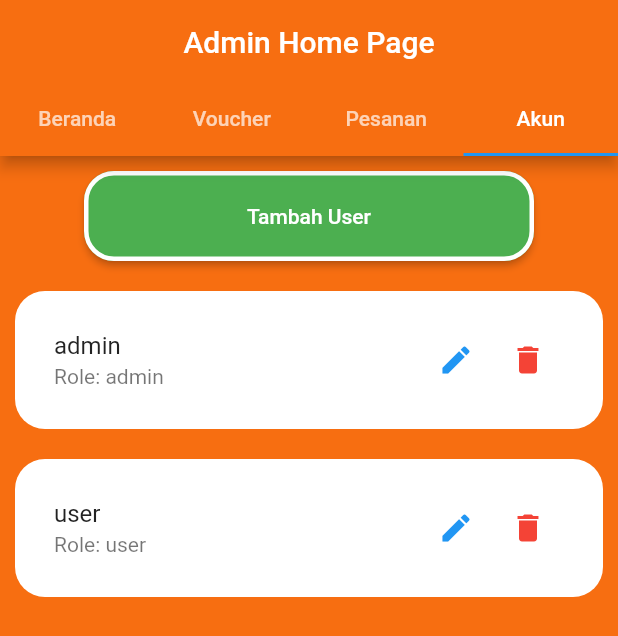
After one commit to rendiwithi/holland_app, a Flutter app: the HomePageAdmin screen opened directly, tab 4 chosen, after a tap on "Tambah User", on a phone screen of 412 x 824 dp. The commit adds this screen. Shown: the top 636 px of the screen. Run offline on Flutter 3.47's test engine with Material 2 defaults, Android fonts, the phone set to English and light mode, and no system bars; our stand-ins replace carousel_slider, flutter_bloc.

Commit message:
admin ui

```diff
--- /dev/null
+++ b/lib/screen/admin/beranda_page.dart
@@ -0,0 +1,106 @@
+import 'package:flutter/material.dart';
+import 'package:holland/data/variableModel.dart';
+import 'package:holland/screen/admin/banner_page.dart';
+
+class BerandaPage extends StatefulWidget {
+  const BerandaPage({Key? key}) : super(key: key);
+
+  @override
+  State<BerandaPage> createState() => _BerandaPageState();
+}
+
+class _BerandaPageState extends State<BerandaPage> {
+  @override
+  Widget build(BuildContext context) {
+    return SingleChildScrollView(
+      child: Column(
+        mainAxisAlignment: MainAxisAlignment.start,
+        children: [
+          Center(
+            child: Padding(
+              padding: const EdgeInsets.all(10.0),
+              child: ElevatedButton(
+                onPressed: () {
+                  Navigator.push(
+                    context,
+                    MaterialPageRoute(builder: (context) => const BannerPage()),
+                  );
+                },
+                child: Text("Kelola Banner"),
+                style: ElevatedButton.styleFrom(
+                  side: const BorderSide(
+                    width: 3.0,
+                    color: Colors.white,
+                  ),
+                  fixedSize: const Size(300, 60),
+                  primary: Colors.blue,
+                  shape: RoundedRectangleBorder(
+                    borderRadius: BorderRadius.circular(20),
+                  ),
+                ),
+              ),
+            ),
+          ),
+          ListView.builder(
+            shrinkWrap: true,
+            itemCount: listMenuItem.length,
+            itemBuilder: ((context, index) {
+              return Container(
+                margin: const EdgeInsets.all(10),
+                padding: const EdgeInsets.all(10),
+                decoration: BoxDecoration(
+                    color: Colors.white,
+                    borderRadius: BorderRadius.circular(20)),
+                child: ListTile(
+                  title: Text(listMenuItem[index].title),
+                  subtitle: Text("Rp. " + listMenuItem[index].price.toString()),
+                  onTap: () {},
+                  trailing: SizedBox(
+                    width: 150,
+                    child: Row(
+                      mainAxisAlignment: MainAxisAlignment.end,
+                      children: [
+                        IconButton(
+                            onPressed: () {},
+                            icon: const Icon(
+                              Icons.edit,
+                              color: Colors.blue,
+                            )),
+                        IconButton(
+                            onPressed: () {},
+                            icon: const Icon(
+                              Icons.delete,
+                              color: Colors.red,
+                            )),
+                      ],
+                    ),
+                  ),
+                ),
+              );
+            }),
+          ),
+          Center(
+            child: Padding(
+              padding: const EdgeInsets.all(10.0),
+              child: ElevatedButton(
+                onPressed: () {},
+                child: Text("Tambah Menu"),
+                style: ElevatedButton.styleFrom(
+                  side: const BorderSide(
+                    width: 3.0,
+                    color: Colors.white,
+                  ),
+                  fixedSize: const Size(300, 60),
+                  primary: Colors.green,
+                  shape: RoundedRectangleBorder(
+                    borderRadius: BorderRadius.circular(20),
+                  ),
+                ),
+              ),
+            ),
+          ),
+        ],
+      ),
+    );
+  }
+}
--- /dev/null
+++ b/lib/screen/admin/home_page_admin.dart
@@ -0,0 +1,47 @@
+import 'package:flutter/material.dart';
+import 'package:holland/data/colorData.dart';
+import 'package:holland/screen/admin/beranda_page.dart';
+import 'package:holland/screen/admin/order_page.dart';
+import 'package:holland/screen/admin/user_page.dart';
+import 'package:holland/screen/admin/voucher_page_admin.dart';
+
+class HomePageAdmin extends StatefulWidget {
+  const HomePageAdmin({Key? key}) : super(key: key);
+
+  @override
+  State<HomePageAdmin> createState() => _HomePageAdminState();
+}
+
+class _HomePageAdminState extends State<HomePageAdmin> {
+  TextEditingController searchController = TextEditingController();
+
+  @override
+  Widget build(BuildContext context) {
+    return DefaultTabController(
+        length: 4,
+        child: Scaffold(
+          backgroundColor: backgroundApp,
+          appBar: AppBar(
+            backgroundColor: backgroundApp,
+            title: const Text('Admin Home Page'),
+            centerTitle: true,
+            bottom: const TabBar(
+              tabs: [
+                Tab(text: 'Beranda'),
+                Tab(
+                  text: 'Voucher',
+                ),
+                Tab(text: 'Pesanan'),
+                Tab(text: 'Akun'),
+              ],
+            ),
+          ),
+          body: const TabBarView(children: [
+            BerandaPage(),
+            VoucherPageAdmin(),
+            OrderPage(),
+            userPage(),
+          ]),
+        ));
+  }
+}
--- /dev/null
+++ b/lib/screen/admin/user_page.dart
@@ -0,0 +1,77 @@
+import 'package:flutter/material.dart';
+import 'package:holland/data/variableModel.dart';
+import 'package:holland/model/user_model.dart';
+
+class userPage extends StatefulWidget {
+  const userPage({Key? key}) : super(key: key);
+
+  @override
+  State<userPage> createState() => _userPageState();
+}
+
+class _userPageState extends State<userPage> {
+  @override
+  Widget build(BuildContext context) {
+    return Column(
+      children: [
+        Center(
+          child: Padding(
+            padding: const EdgeInsets.all(10.0),
+            child: ElevatedButton(
+              onPressed: () {},
+              child: const Text("Tambah User"),
+              style: ElevatedButton.styleFrom(
+                side: const BorderSide(
+                  width: 3.0,
+                  color: Colors.white,
+                ),
+                fixedSize: const Size(300, 60),
+                primary: Colors.green,
+                shape: RoundedRectangleBorder(
+                  borderRadius: BorderRadius.circular(20),
+                ),
+              ),
+            ),
+          ),
+        ),
+        ListView.builder(
+          shrinkWrap: true,
+          itemCount: listUser.length,
+          itemBuilder: ((context, index) {
+            return Container(
+              margin: const EdgeInsets.all(10),
+              padding: const EdgeInsets.all(10),
+              decoration: BoxDecoration(
+                  color: Colors.white, borderRadius: BorderRadius.circular(20)),
+              child: ListTile(
+                title: Text(listUser[index].username),
+                subtitle: Text("Role: " + listUser[index].role.toString()),
+                onTap: () {},
+                trailing: SizedBox(
+                  width: 150,
+                  child: Row(
+                    mainAxisAlignment: MainAxisAlignment.end,
+                    children: [
+                      IconButton(
+                          onPressed: () {},
+                          icon: const Icon(
+                            Icons.edit,
+                            color: Colors.blue,
+                          )),
+                      IconButton(
+                          onPressed: () {},
+                          icon: const Icon(
+                            Icons.delete,
+                            color: Colors.red,
+                          )),
+                    ],
+                  ),
+                ),
+              ),
+            );
+          }),
+        ),
+      ],
+    );
+  }
+}
--- a/lib/screen/loginPage.dart
+++ b/lib/screen/loginPage.dart
@@ -2,6 +2,7 @@ import 'package:flutter/material.dart';
 import 'package:holland/data/colorData.dart';
 import 'package:holland/data/textStyleData.dart';
 import 'package:holland/model/user_model.dart';
+import 'package:holland/screen/admin/home_page_admin.dart';
 import 'package:holland/screen/signIn.dart';
 import 'package:holland/screen/user/homePage.dart';
 import 'package:holland/widget/cardInput.dart';
@@ -23,7 +24,7 @@ class _LoginPageState extends State<LoginPage> {
       required String username,
       required String password,
     }) {
-      if (username.isEmpty || password.isEmpty) {
+      if (username.isNotEmpty || password.isNotEmpty) {
         for (var i = 0; i < listUser.length; i++) {
           if (listUser[i].username == username &&
               listUser[i].password == password) {
@@ -31,7 +32,7 @@ class _LoginPageState extends State<LoginPage> {
               Navigator.pushReplacement(
                 context,
                 MaterialPageRoute(
-                  builder: (context) => const HomePage(),
+                  builder: (context) => const HomePageAdmin(),
                 ),
               );
             } else if (listUser[i].role == "user") {
```
Also changed, not shown: lib/screen/admin/banner_page.dart (added, +64 -0 lines), lib/screen/admin/order_page.dart (added, +17 -0 lines), lib/screen/admin/voucher_page_admin.dart (added, +76 -0 lines), pubspec.yaml (+4 -3 lines), pubspec.lock.
